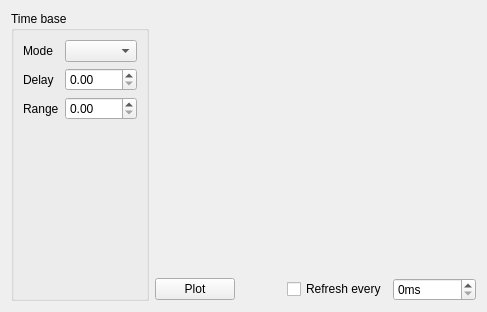
The window that HP54616B/main_window.ui (ignamv/Laboratory) describes before a commit, drawn with Qt 5.
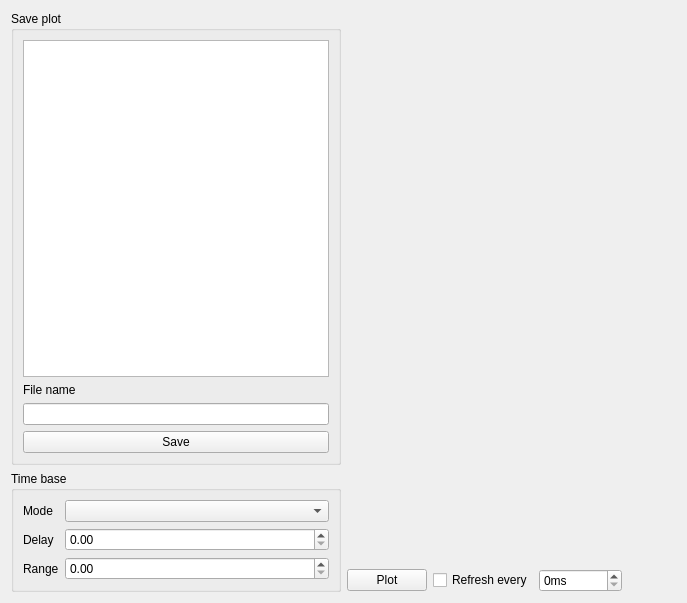
The same window after the commit.

Commit message:
Added plot saving, qsettings and fixed frontend destroyer
Added functionality for saving plots

Set application name for using QSettings later on

Fixed window destroyer by turning it into a handler for CloseEvent

Patch:
```diff
--- a/HP54616B/main_window.ui
+++ b/HP54616B/main_window.ui
@@ -6,22 +6,57 @@
    <rect>
     <x>0</x>
     <y>0</y>
-    <width>487</width>
-    <height>312</height>
+    <width>687</width>
+    <height>603</height>
    </rect>
   </property>
   <property name="windowTitle">
    <string>HP54616B Oscilloscope</string>
   </property>
   <layout class="QGridLayout" name="gridLayout">
-   <item row="0" column="0" rowspan="2">
+   <item row="1" column="1">
+    <layout class="QVBoxLayout" name="plotBox"/>
+   </item>
+   <item row="1" column="0" rowspan="2">
     <layout class="QVBoxLayout" name="controlBox">
+     <item>
+      <widget class="QGroupBox" name="groupBox">
+       <property name="title">
+        <string>Save plot</string>
+       </property>
+       <layout class="QVBoxLayout" name="verticalLayout">
+        <item>
+         <widget class="QTreeView" name="directory"/>
+        </item>
+        <item>
+         <widget class="QLabel" name="label_5">
+          <property name="text">
+           <string>File name</string>
+          </property>
+         </widget>
+        </item>
+        <item>
+         <widget class="QLineEdit" name="filename"/>
+        </item>
+        <item>
+         <widget class="QPushButton" name="save">
+          <property name="text">
+           <string>Save</string>
+          </property>
+         </widget>
+        </item>
+       </layout>
+      </widget>
+     </item>
      <item>
       <widget class="QGroupBox" name="timebaseBox">
        <property name="title">
         <string>Time base</string>
        </property>
        <layout class="QFormLayout" name="formLayout">
+        <property name="fieldGrowthPolicy">
+         <enum>QFormLayout::AllNonFixedFieldsGrow</enum>
+        </property>
         <item row="0" column="0">
          <widget class="QLabel" name="label_2">
           <property name="text">
@@ -57,7 +92,7 @@
      </item>
     </layout>
    </item>
-   <item row="1" column="1">
+   <item row="2" column="1">
     <layout class="QHBoxLayout" name="horizontalLayout">
      <item>
       <widget class="QPushButton" name="plot">
@@ -66,6 +101,23 @@
        </property>
       </widget>
      </item>
+     <item>
+      <widget class="QCheckBox" name="refreshAuto">
+       <property name="text">
+        <string>Refresh every</string>
+       </property>
+      </widget>
+     </item>
+     <item>
+      <widget class="QSpinBox" name="refreshDelay">
+       <property name="suffix">
+        <string>ms</string>
+       </property>
+       <property name="maximum">
+        <number>525600</number>
+       </property>
+      </widget>
+     </item>
      <item>
       <spacer name="horizontalSpacer">
        <property name="orientation">
@@ -79,28 +131,8 @@
        </property>
       </spacer>
      </item>
-     <item>
-      <widget class="QCheckBox" name="refreshAuto">
-       <property name="text">
-        <string>Refresh every</string>
-       </property>
-      </widget>
-     </item>
-     <item>
-      <widget class="QSpinBox" name="refreshDelay">
-       <property name="suffix">
-        <string>ms</string>
-       </property>
-       <property name="maximum">
-        <number>525600</number>
-       </property>
-      </widget>
-     </item>
     </layout>
    </item>
-   <item row="0" column="1">
-    <layout class="QVBoxLayout" name="plotBox"/>
-   </item>
   </layout>
  </widget>
  <resources/>
```
The commit also changes 1 other file.
